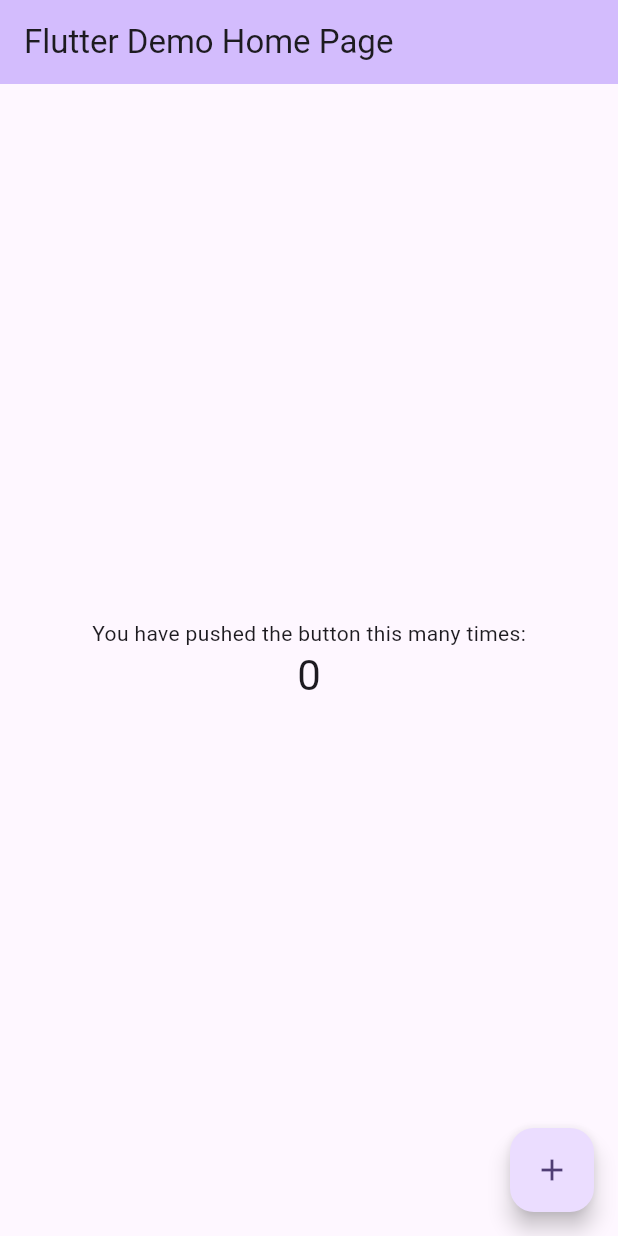
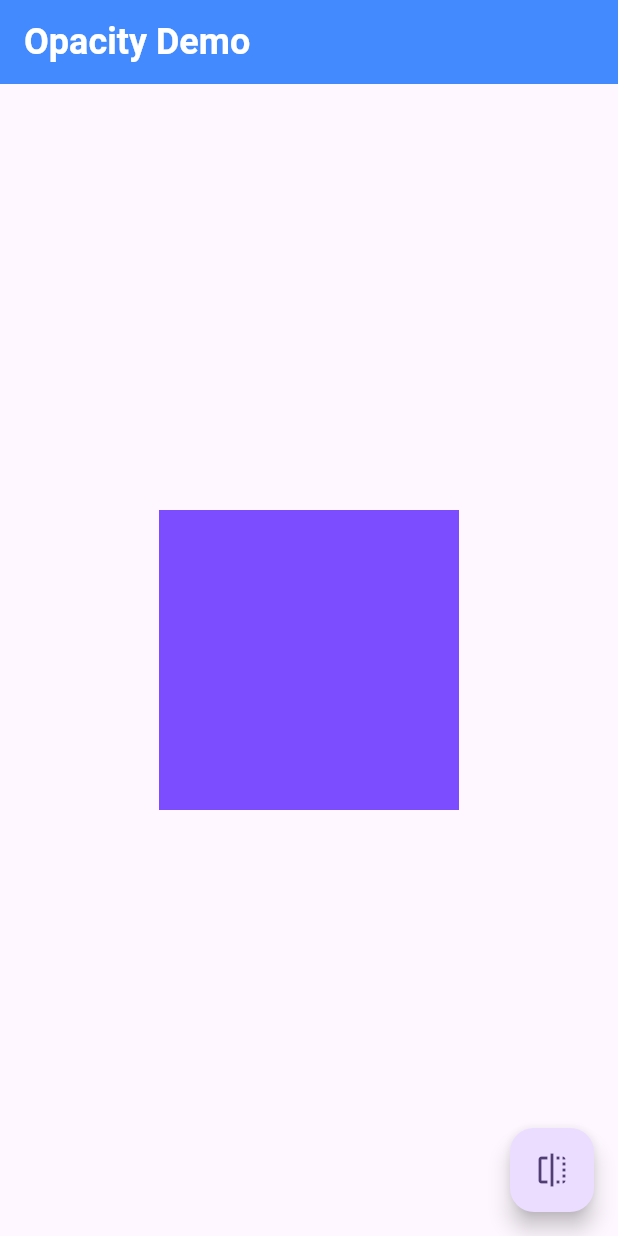
Before and after one commit to scientisthamster/flutter_epam_cookbook, a Flutter app: the screen it shows after launch, on a phone screen of 412 x 824 dp. Run offline on Flutter 3.47's test engine with Material 2 defaults, Android fonts, the phone set to English and light mode, and no system bars.

Commit message:
Fade widget in and out animation cookbook

```diff
--- /dev/null
+++ b/lib/animation/fade_a_widget_in_and_out.dart
@@ -0,0 +1,63 @@
+import 'package:flutter/material.dart';
+
+// The StatefulWidget's job is to take data and create a State class.
+// In this case, the widget takes a title, and creates a _MyHomePageState.
+class MyHomePage extends StatefulWidget {
+  const MyHomePage({
+    super.key,
+    required this.title,
+  });
+
+  final String title;
+
+  @override
+  State<MyHomePage> createState() => _MyHomePageState();
+}
+
+// The State class is responsible for two things: holding some data you can
+// update and building the UI using that data.
+class _MyHomePageState extends State<MyHomePage> {
+  // Whether the green box should be visible
+  bool _visible = true;
+
+  @override
+  Widget build(BuildContext context) {
+    return Scaffold(
+      appBar: AppBar(
+        title: Text(
+          widget.title,
+          style: const TextStyle(
+            color: Colors.white,
+            fontSize: 24.0,
+            fontWeight: FontWeight.bold
+          ),
+        ),
+        backgroundColor: Colors.blueAccent,
+      ),
+      body: Center(
+        child: AnimatedOpacity(
+          // If the widget is visible, animate to 0.0 (invisible).
+          // If the widget is hidden, animate to 1.0 (fully visible).
+          opacity: _visible ? 1.0 : 0.0,
+          duration: const Duration(milliseconds: 500),
+          child: Container(
+            width: 200,
+            height: 200,
+            color: Colors.deepPurpleAccent,
+          ),
+        ),
+      ),
+      floatingActionButton: FloatingActionButton(
+        onPressed: () {
+          // Call setState. This tells Flutter to rebuild the
+          // UI with the changes.
+          setState(() {
+            _visible = !_visible;
+          });
+        },
+        tooltip: 'Toggle Opacity',
+        child: const Icon(Icons.flip),
+      ),
+    );
+  }
+}
--- a/lib/main.dart
+++ b/lib/main.dart
@@ -1,4 +1,6 @@
 import 'package:flutter/material.dart';
+
+import 'animation/fade_a_widget_in_and_out.dart' as fade_animation;
 
 void main() {
   runApp(const MyApp());
@@ -31,7 +33,7 @@ class MyApp extends StatelessWidget {
         colorScheme: ColorScheme.fromSeed(seedColor: Colors.deepPurple),
         useMaterial3: true,
       ),
-      home: const MyHomePage(title: 'Flutter Demo Home Page'),
+      home: const fade_animation.MyHomePage(title: 'Opacity Demo'),
     );
   }
 }
```
